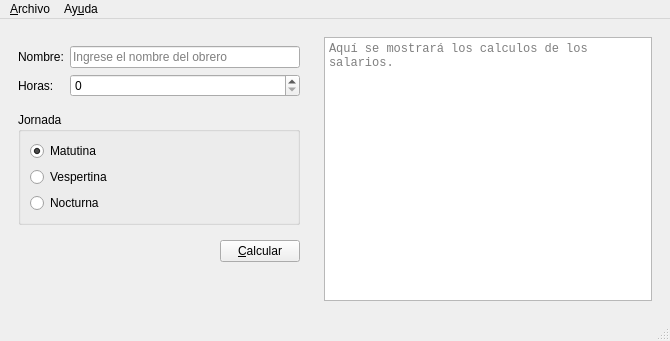
Above: salarios.ui from KevsWit/P59-Salarios-Qt before the change. Below: the same form after it.
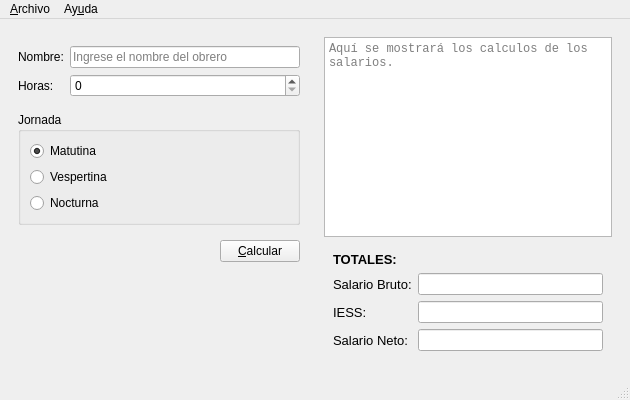
That is the form after the change. Icons and pictures are not drawn.

```diff
--- a/salarios.ui
+++ b/salarios.ui
@@ -6,10 +6,28 @@
    <rect>
     <x>0</x>
     <y>0</y>
-    <width>670</width>
-    <height>341</height>
+    <width>630</width>
+    <height>400</height>
    </rect>
   </property>
+  <property name="minimumSize">
+   <size>
+    <width>550</width>
+    <height>370</height>
+   </size>
+  </property>
+  <property name="maximumSize">
+   <size>
+    <width>650</width>
+    <height>400</height>
+   </size>
+  </property>
+  <property name="baseSize">
+   <size>
+    <width>600</width>
+    <height>370</height>
+   </size>
+  </property>
   <property name="windowTitle">
    <string>Salarios</string>
   </property>
@@ -18,6 +36,12 @@
     <normaloff>:/recursos/salarios.png</normaloff>:/recursos/salarios.png</iconset>
   </property>
   <widget class="QWidget" name="centralwidget">
+   <property name="sizePolicy">
+    <sizepolicy hsizetype="Preferred" vsizetype="Preferred">
+     <horstretch>0</horstretch>
+     <verstretch>0</verstretch>
+    </sizepolicy>
+   </property>
    <layout class="QHBoxLayout" name="horizontalLayout_2">
     <item>
      <widget class="QWidget" name="widget" native="true">
@@ -182,6 +206,83 @@
          </property>
         </widget>
        </item>
+       <item>
+        <widget class="QWidget" name="widget_5" native="true">
+         <layout class="QFormLayout" name="formLayout_2">
+          <item row="0" column="0">
+           <widget class="QLabel" name="label_3">
+            <property name="font">
+             <font>
+              <pointsize>10</pointsize>
+              <weight>75</weight>
+              <bold>true</bold>
+             </font>
+            </property>
+            <property name="text">
+             <string>TOTALES:</string>
+            </property>
+           </widget>
+          </item>
+          <item row="1" column="0">
+           <widget class="QLabel" name="label_4">
+            <property name="font">
+             <font>
+              <pointsize>10</pointsize>
+             </font>
+            </property>
+            <property name="text">
+             <string>Salario Bruto:</string>
+            </property>
+           </widget>
+          </item>
+          <item row="1" column="1">
+           <widget class="QLineEdit" name="outSalarioBruto">
+            <property name="readOnly">
+             <bool>true</bool>
+            </property>
+           </widget>
+          </item>
+          <item row="2" column="0">
+           <widget class="QLabel" name="label_5">
+            <property name="font">
+             <font>
+              <pointsize>10</pointsize>
+             </font>
+            </property>
+            <property name="text">
+             <string>IESS:</string>
+            </property>
+           </widget>
+          </item>
+          <item row="2" column="1">
+           <widget class="QLineEdit" name="outIESS">
+            <property name="readOnly">
+             <bool>true</bool>
+            </property>
+           </widget>
+          </item>
+          <item row="3" column="0">
+           <widget class="QLabel" name="label_6">
+            <property name="font">
+             <font>
+              <pointsize>10</pointsize>
+             </font>
+            </property>
+            <property name="text">
+             <string>Salario Neto:</string>
+            </property>
+           </widget>
+          </item>
+          <item row="3" column="1">
+           <widget class="QLineEdit" name="outSalarioNeto">
+            <property name="readOnly">
+             <bool>true</bool>
+            </property>
+           </widget>
+          </item>
+         </layout>
+        </widget>
+       </item>
       </layout>
      </widget>
     </item>
@@ -192,7 +293,7 @@
     <rect>
      <x>0</x>
      <y>0</y>
-     <width>670</width>
+     <width>630</width>
      <height>20</height>
     </rect>
    </property>
```
